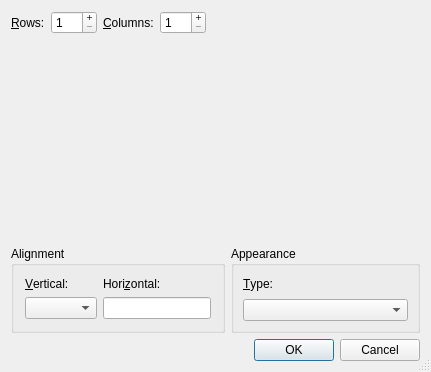
This is src/frontends/qt/ui/MathMatrixUi.ui in cburschka/lyx as Qt 5 draws it before an edit. The edited form follows.
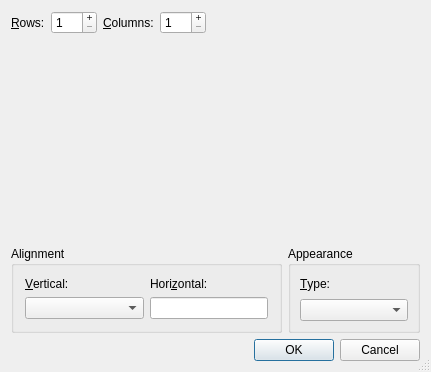
This is the edited form. Custom widgets are drawn as their Qt base class.

Commit message: UI improvement to math matrix dialog, suggested by magistere (#11888)

The edit to the form file:
```diff
--- a/src/frontends/qt/ui/MathMatrixUi.ui
+++ b/src/frontends/qt/ui/MathMatrixUi.ui
@@ -17,6 +17,115 @@
    <bool>true</bool>
   </property>
   <layout class="QGridLayout" name="gridLayout">
+   <item row="2" column="0" colspan="2">
+    <widget class="QGroupBox" name="alignmentGB">
+     <property name="title">
+      <string>Alignment</string>
+     </property>
+     <property name="flat">
+      <bool>true</bool>
+     </property>
+     <layout class="QGridLayout" name="grid_1">
+      <property name="leftMargin">
+       <number>11</number>
+      </property>
+      <property name="topMargin">
+       <number>11</number>
+      </property>
+      <property name="rightMargin">
+       <number>11</number>
+      </property>
+      <property name="bottomMargin">
+       <number>11</number>
+      </property>
+      <property name="spacing">
+       <number>6</number>
+      </property>
+      <item row="1" column="1">
+       <widget class="QLineEdit" name="halignED">
+        <property name="sizePolicy">
+         <sizepolicy hsizetype="Minimum" vsizetype="Fixed">
+          <horstretch>0</horstretch>
+          <verstretch>0</verstretch>
+         </sizepolicy>
+        </property>
+        <property name="toolTip">
+         <string>Horizontal alignment per column (l,c,r)</string>
+        </property>
+       </widget>
+      </item>
+      <item row="0" column="0">
+       <widget class="QLabel" name="valignLA">
+        <property name="text">
+         <string>&amp;Vertical:</string>
+        </property>
+        <property name="alignment">
+         <set>Qt::AlignLeading|Qt::AlignLeft|Qt::AlignVCenter</set>
+        </property>
+        <property name="buddy">
+         <cstring>valignCO</cstring>
+        </property>
+       </widget>
+      </item>
+      <item row="1" column="0">
+       <widget class="QComboBox" name="valignCO">
+        <property name="toolTip">
+         <string>Vertical alignment</string>
+        </property>
+       </widget>
+      </item>
+      <item row="0" column="1">
+       <widget class="QLabel" name="widthLA_2">
+        <property name="text">
+         <string>Hori&amp;zontal:</string>
+        </property>
+        <property name="buddy">
+         <cstring>halignED</cstring>
+        </property>
+       </widget>
+      </item>
+     </layout>
+    </widget>
+   </item>
+   <item row="3" column="1" colspan="2">
+    <widget class="QDialogButtonBox" name="buttonBox">
+     <property name="standardButtons">
+      <set>QDialogButtonBox::Cancel|QDialogButtonBox::Ok</set>
+     </property>
+    </widget>
+   </item>
+   <item row="2" column="2">
+    <widget class="QGroupBox" name="decorationtGB">
+     <property name="title">
+      <string>Appearance</string>
+     </property>
+     <property name="flat">
+      <bool>true</bool>
+     </property>
+     <layout class="QGridLayout" name="grid_2">
+      <item row="0" column="0">
+       <widget class="QLabel" name="typeLA">
+        <property name="text">
+         <string>&amp;Type:</string>
+        </property>
+        <property name="alignment">
+         <set>Qt::AlignLeading|Qt::AlignLeft|Qt::AlignVCenter</set>
+        </property>
+        <property name="buddy">
+         <cstring>decorationCO</cstring>
+        </property>
+       </widget>
+      </item>
+      <item row="1" column="0">
+       <widget class="QComboBox" name="decorationCO">
+        <property name="toolTip">
+         <string>decoration type / matrix border</string>
+        </property>
+       </widget>
+      </item>
+     </layout>
+    </widget>
+   </item>
    <item row="0" column="0" colspan="3">
     <layout class="QHBoxLayout">
      <property name="spacing">
@@ -110,7 +219,7 @@
      </item>
     </layout>
    </item>
-   <item row="1" column="0" colspan="2">
+   <item row="1" column="0" colspan="3">
     <widget class="EmptyTable" name="table" native="true">
      <property name="sizePolicy">
       <sizepolicy hsizetype="MinimumExpanding" vsizetype="MinimumExpanding">
@@ -123,147 +232,6 @@
      </property>
     </widget>
    </item>
-   <item row="1" column="2">
-    <spacer>
-     <property name="orientation">
-      <enum>Qt::Horizontal</enum>
-     </property>
-     <property name="sizeType">
-      <enum>QSizePolicy::MinimumExpanding</enum>
-     </property>
-     <property name="sizeHint" stdset="0">
-      <size>
-       <width>20</width>
-       <height>20</height>
-      </size>
-     </property>
-    </spacer>
-   </item>
-   <item row="2" column="0">
-    <spacer>
-     <property name="orientation">
-      <enum>Qt::Vertical</enum>
-     </property>
-     <property name="sizeType">
-      <enum>QSizePolicy::MinimumExpanding</enum>
-     </property>
-     <property name="sizeHint" stdset="0">
-      <size>
-       <width>20</width>
-       <height>20</height>
-      </size>
-     </property>
-    </spacer>
-   </item>
-   <item row="3" column="0" colspan="2">
-    <widget class="QGroupBox" name="alignmentGB">
-     <property name="title">
-      <string>Alignment</string>
-     </property>
-     <property name="flat">
-      <bool>true</bool>
-     </property>
-     <layout class="QGridLayout" name="grid_1">
-      <property name="leftMargin">
-       <number>11</number>
-      </property>
-      <property name="topMargin">
-       <number>11</number>
-      </property>
-      <property name="rightMargin">
-       <number>11</number>
-      </property>
-      <property name="bottomMargin">
-       <number>11</number>
-      </property>
-      <property name="spacing">
-       <number>6</number>
-      </property>
-      <item row="1" column="0">
-       <widget class="QComboBox" name="valignCO">
-        <property name="toolTip">
-         <string>Vertical alignment</string>
-        </property>
-       </widget>
-      </item>
-      <item row="0" column="0">
-       <widget class="QLabel" name="valignLA">
-        <property name="text">
-         <string>&amp;Vertical:</string>
-        </property>
-        <property name="alignment">
-         <set>Qt::AlignLeading|Qt::AlignLeft|Qt::AlignVCenter</set>
-        </property>
-        <property name="buddy">
-         <cstring>valignCO</cstring>
-        </property>
-       </widget>
-      </item>
-      <item row="1" column="1">
-       <widget class="QLineEdit" name="halignED">
-        <property name="sizePolicy">
-         <sizepolicy hsizetype="Minimum" vsizetype="Fixed">
-          <horstretch>0</horstretch>
-          <verstretch>0</verstretch>
-         </sizepolicy>
-        </property>
-        <property name="toolTip">
-         <string>Horizontal alignment per column (l,c,r)</string>
-        </property>
-       </widget>
-      </item>
-      <item row="0" column="1">
-       <widget class="QLabel" name="widthLA_2">
-        <property name="text">
-         <string>Hori&amp;zontal:</string>
-        </property>
-        <property name="buddy">
-         <cstring>halignED</cstring>
-        </property>
-       </widget>
-      </item>
-     </layout>
-    </widget>
-   </item>
-   <item row="3" column="2">
-    <widget class="QGroupBox" name="decorationtGB">
-     <property name="title">
-      <string>Appearance</string>
-     </property>
-     <property name="flat">
-      <bool>true</bool>
-     </property>
-     <layout class="QGridLayout" name="grid_2">
-      <item row="0" column="0">
-       <widget class="QLabel" name="typeLA">
-        <property name="text">
-         <string>&amp;Type:</string>
-        </property>
-        <property name="alignment">
-         <set>Qt::AlignLeading|Qt::AlignLeft|Qt::AlignVCenter</set>
-        </property>
-        <property name="buddy">
-         <cstring>decorationCO</cstring>
-        </property>
-       </widget>
-      </item>
-      <item row="1" column="0">
-       <widget class="QComboBox" name="decorationCO">
-        <property name="toolTip">
-         <string>decoration type / matrix border</string>
-        </property>
-       </widget>
-      </item>
-     </layout>
-    </widget>
-   </item>
-   <item row="4" column="1" colspan="2">
-    <widget class="QDialogButtonBox" name="buttonBox">
-     <property name="standardButtons">
-      <set>QDialogButtonBox::Cancel|QDialogButtonBox::Ok</set>
-     </property>
-    </widget>
-   </item>
   </layout>
  </widget>
  <customwidgets>
```
